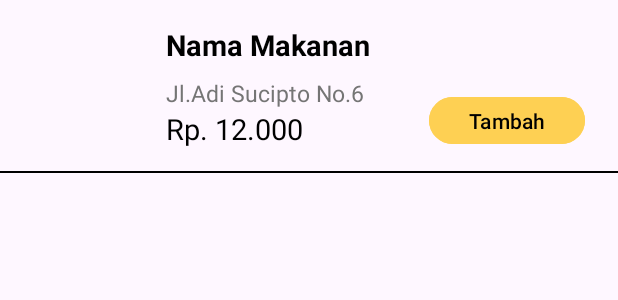
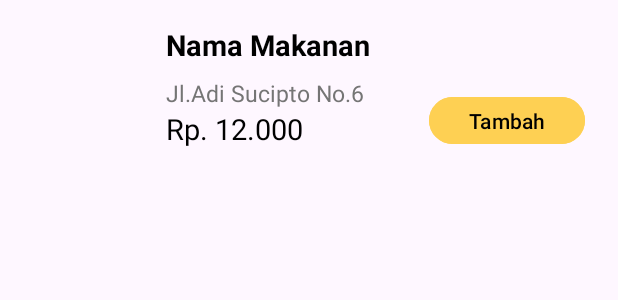
Before and after one commit to WhyWeLoveYou/ReciperApp, an Android app: the layout item_view_tidur.xml on its own in the app's theme, with its tools: preview values and no code run, on a phone screen of 412 x 824 dp. Shown: the top 300 px of the screen. Run offline under Robolectric (Android 15) with nearby library versions, the phone set to English and light mode, and no system bars.

Commit message:
jdmjik u

```diff
--- a/app/src/main/AndroidManifest.xml
+++ b/app/src/main/AndroidManifest.xml
@@ -14,9 +14,6 @@
         android:supportsRtl="true"
         android:theme="@style/Theme.MyApplication"
         tools:targetApi="31">
-        <activity
-            android:name=".screen.details"
-            android:exported="false" />
         <activity
             android:name=".helper.CumanNambahData"
             android:exported="false" />
--- a/app/src/main/java/com/example/myapplication/database/itemTambahM.java
+++ b/app/src/main/java/com/example/myapplication/database/itemTambahM.java
@@ -8,10 +8,10 @@ public class itemTambahM {
     }
 
     public itemTambahM(String NamaMakanan, String Alamat,String Harga, String Gambar, String documentId) {
-        this.Gambar = Gambar;
         this.NamaMakanan = NamaMakanan;
         this.Alamat = Alamat;
         this.Harga = Harga;
+        this.Gambar = Gambar;
         this.documentId = documentId;
     }
 
--- a/app/src/main/java/com/example/myapplication/helper/CumanNambahData.java
+++ b/app/src/main/java/com/example/myapplication/helper/CumanNambahData.java
@@ -83,7 +83,6 @@ public class CumanNambahData extends AppCompatActivity {
     );
 
     private void addDataToFirestore(String Gambar) {
-        auth = FirebaseAuth.getInstance();
         String nMakan = binding.InputName.getText().toString();
         String alamat = binding.InputEmal.getText().toString();
         String hrga = binding.InputPw.getText().toString();
--- a/app/src/main/java/com/example/myapplication/screen/adapter/HfoodAdapter.java
+++ b/app/src/main/java/com/example/myapplication/screen/adapter/HfoodAdapter.java
@@ -91,8 +91,6 @@ public class HfoodAdapter extends RecyclerView.Adapter<HfoodAdapter.ViewHolder>
                 }).addOnFailureListener(new OnFailureListener() {
             @Override
             public void onFailure(@NonNull Exception e) {
-                // this method is called when the data addition process is failed.
-                // displaying a toast message when data addition is failed.
                 Toast.makeText(context.getApplicationContext(), "Fail to add course \n" + e, Toast.LENGTH_SHORT).show();
             }
         });
--- a/app/src/main/res/layout/item_view_tidur.xml
+++ b/app/src/main/res/layout/item_view_tidur.xml
@@ -12,7 +12,8 @@
         android:layout_height="@dimen/_70sdp"
         android:layout_marginTop="@dimen/_5sdp"
         android:layout_marginLeft="@dimen/_10sdp"
-        android:layout_marginRight="@dimen/_20sdp" />
+        android:layout_marginRight="@dimen/_20sdp"
+        android:layout_marginBottom="@dimen/_10sdp"/>
 
     <TextView
         android:layout_marginTop="@dimen/_5sdp"
@@ -56,11 +57,5 @@
         android:text="Tambah"
         android:textColor="@color/black" />
 
-    <RelativeLayout
-        android:layout_width="match_parent"
-        android:layout_height="@dimen/_1sdp"
-        android:layout_marginTop="@dimen/_80sdp"
-        android:background="@color/black" />
-
 
 </RelativeLayout>
```
Also changed, not shown: app/src/main/java/com/example/myapplication/screen/adapter/cartAdapter.java (+17 -5 lines), app/src/main/java/com/example/myapplication/screen/details.java (deleted, +0 -16 lines).
